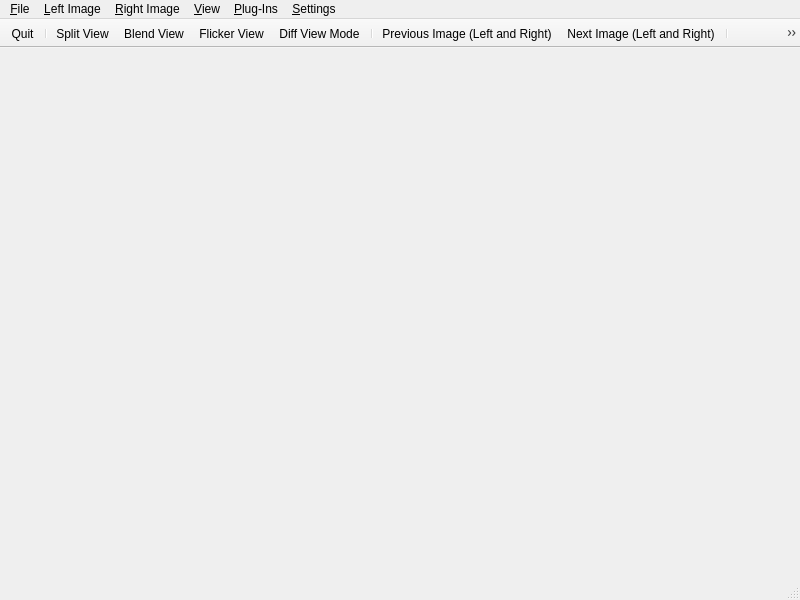
Qt form imagecomparer/ui/MainWindow.ui (theHamsta/image-comparer) before a commit.
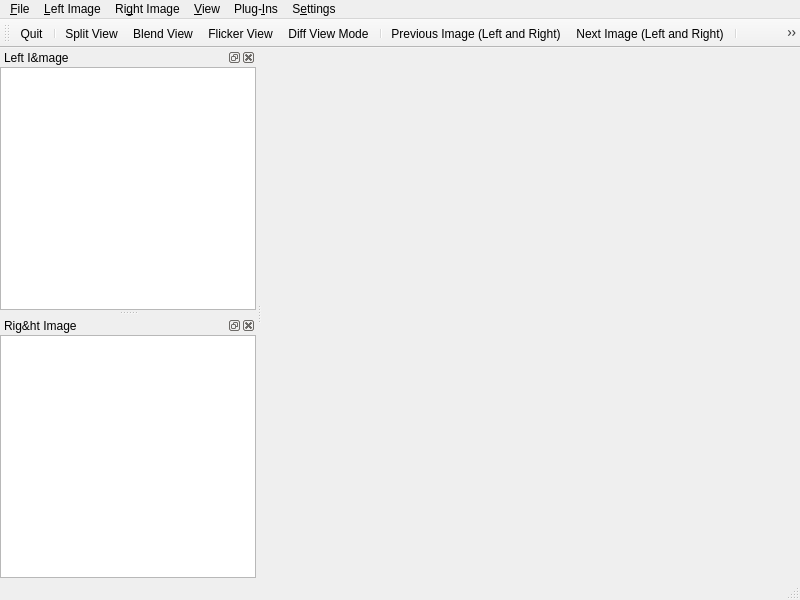
The same form after that commit. Icons and pictures are not drawn.

Commit message: - add left and right folder view - fix open_files.py

```diff
--- a/imagecomparer/ui/MainWindow.ui
+++ b/imagecomparer/ui/MainWindow.ui
@@ -44,7 +44,7 @@
           <x>0</x>
           <y>0</y>
           <width>800</width>
-          <height>23</height>
+     <height>25</height>
         </rect>
       </property>
       <widget class="QMenu" name="menu_File">
@@ -77,7 +77,7 @@
       </widget>
       <widget class="QMenu" name="menu_Right_Image">
         <property name="title">
-          <string>&amp;Right Image</string>
+     <string>Ri&amp;ght Image</string>
         </property>
         <addaction name="actionPreviousImageRight"/>
         <addaction name="actionNextImageRightOnly"/>
@@ -103,17 +103,16 @@
         <addaction name="actionShowInfoBox"/>
         <addaction name="actionShowMenu"/>
       </widget>
-
       <widget class="QMenu" name="menuPlugIns">
         <property name="title">
-          <string>&amp;Plug-Ins</string>
+     <string>Plug-&amp;Ins</string>
         </property>
         <addaction name="actionShowPythonConsole"/>
         <!-- <addaction name="actionReloadPlugins"/> -->
       </widget>
       <widget class="QMenu" name="menu_Settings">
         <property name="title">
-          <string>&amp;Settings</string>
+     <string>S&amp;ettings</string>
         </property>
         <addaction name="actionKeepAllInRam"/>
         <addaction name="separator"/>
@@ -135,7 +134,7 @@
         <string>Main Toolbar</string>
       </property>
       <property name="movable">
-        <bool>false</bool>
+    <bool>true</bool>
       </property>
       <property name="allowedAreas">
         <set>Qt::NoToolBarArea</set>
@@ -167,6 +166,74 @@
       <addaction name="actionShowInfoBox"/>
       <addaction name="actionShowMenu"/>
     </widget>
+  <widget class="QDockWidget" name="folderTreeViewDockLeft">
+   <property name="windowTitle">
+    <string>Left I&amp;mage</string>
+   </property>
+   <attribute name="dockWidgetArea">
+    <number>1</number>
+   </attribute>
+   <widget class="QWidget" name="dockWidgetContents">
+    <layout class="QVBoxLayout" name="verticalLayout_2">
+     <property name="spacing">
+      <number>0</number>
+     </property>
+     <property name="leftMargin">
+      <number>0</number>
+     </property>
+     <property name="topMargin">
+      <number>0</number>
+     </property>
+     <property name="rightMargin">
+      <number>0</number>
+     </property>
+     <property name="bottomMargin">
+      <number>0</number>
+     </property>
+     <item>
+      <widget class="QTreeView" name="folderTreeViewLeft">
+       <property name="headerHidden">
+        <bool>true</bool>
+       </property>
+      </widget>
+     </item>
+    </layout>
+   </widget>
+  </widget>
+  <widget class="QDockWidget" name="folderTreeViewDockRight">
+   <property name="windowTitle">
+    <string>Rig&amp;ht Image</string>
+   </property>
+   <attribute name="dockWidgetArea">
+    <number>1</number>
+   </attribute>
+   <widget class="QWidget" name="dockWidgetContents_3">
+    <layout class="QHBoxLayout" name="horizontalLayout">
+     <property name="spacing">
+      <number>0</number>
+     </property>
+     <property name="leftMargin">
+      <number>0</number>
+     </property>
+     <property name="topMargin">
+      <number>0</number>
+     </property>
+     <property name="rightMargin">
+      <number>0</number>
+     </property>
+     <property name="bottomMargin">
+      <number>0</number>
+     </property>
+     <item>
+      <widget class="QTreeView" name="folderTreeViewRight">
+       <property name="headerHidden">
+        <bool>true</bool>
+       </property>
+      </widget>
+     </item>
+    </layout>
+   </widget>
+  </widget>
     <action name="actionSplitView">
       <property name="checkable">
         <bool>true</bool>
```
Left out of the diff: 226 changed lines with no effect on the pictures. Lines whose indentation alone changed are shown as unchanged. The commit also changes 6 other files.
